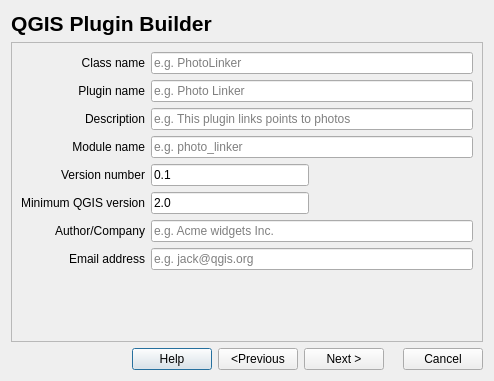
Above: plugin_builder_dialog_base.ui from g-sherman/Qgis-Plugin-Builder before the change. Below: the same form after it.
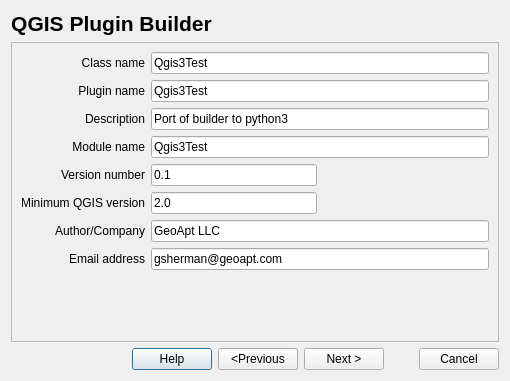
That is the form after the change.

Commit message: Initial port to work with Qt5 and Python3

Patch:
```diff
--- a/plugin_builder_dialog_base.ui
+++ b/plugin_builder_dialog_base.ui
@@ -6,7 +6,7 @@
    <rect>
     <x>0</x>
     <y>0</y>
-    <width>494</width>
+    <width>510</width>
     <height>381</height>
    </rect>
   </property>
@@ -384,7 +384,7 @@
 It should be in CamelCase e.g. PhotoLinker.</string>
          </property>
          <property name="text">
-          <string/>
+          <string>Qgis3Test</string>
          </property>
          <property name="placeholderText">
           <string>e.g. PhotoLinker</string>
@@ -410,7 +410,7 @@
 Plugin Manager and the Plugins menu e.g. Photo Linker</string>
          </property>
          <property name="text">
-          <string/>
+          <string>Qgis3Test</string>
          </property>
          <property name="placeholderText">
           <string>e.g. Photo Linker</string>
@@ -437,7 +437,7 @@
 points.&quot;</string>
          </property>
          <property name="text">
-          <string/>
+          <string>Port of builder to python3</string>
          </property>
          <property name="placeholderText">
           <string>e.g. This plugin links points to photos</string>
@@ -463,7 +463,7 @@
 underscore separated e.g. photo_linker.</string>
          </property>
          <property name="text">
-          <string/>
+          <string>Qgis3Test</string>
          </property>
          <property name="placeholderText">
           <string>e.g. photo_linker</string>
@@ -489,7 +489,7 @@
 Acme Corp.</string>
          </property>
          <property name="text">
-          <string/>
+          <string>GeoApt LLC</string>
          </property>
          <property name="placeholderText">
           <string>e.g. Acme widgets Inc.</string>
@@ -514,7 +514,7 @@
           <string>&lt;html&gt;&lt;head/&gt;&lt;body&gt;&lt;p&gt;Your email address (used in the copyright header) e.g. jack@qgis&lt;/p&gt;&lt;p&gt;.org&lt;/p&gt;&lt;/body&gt;&lt;/html&gt;</string>
          </property>
          <property name="text">
-          <string/>
+          <string>gsherman@geoapt.com</string>
          </property>
          <property name="placeholderText">
           <string>e.g. jack@qgis.org</string>
```
Left out of the diff: 16 changed lines with no effect on the pictures. The commit also changes 27 other files.
